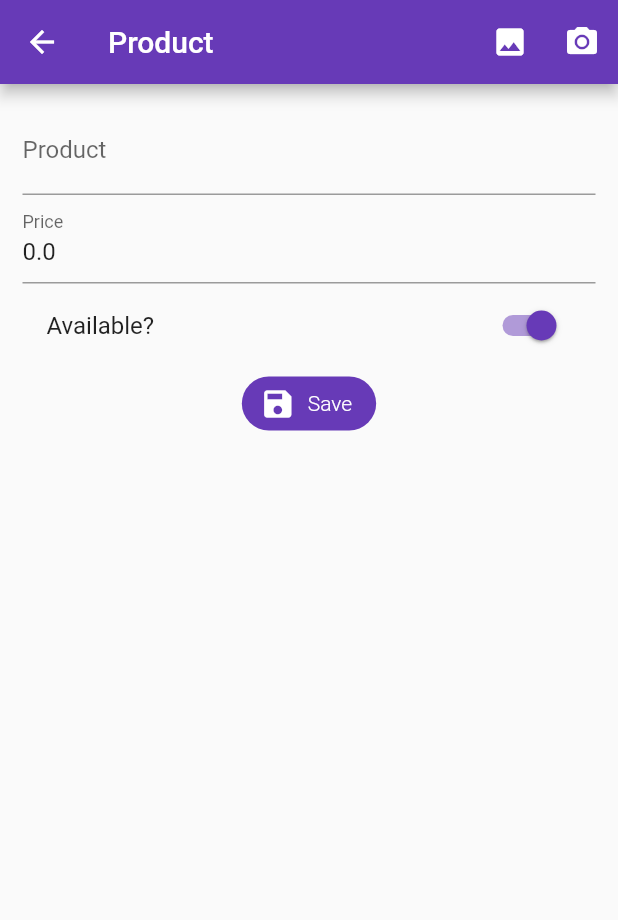
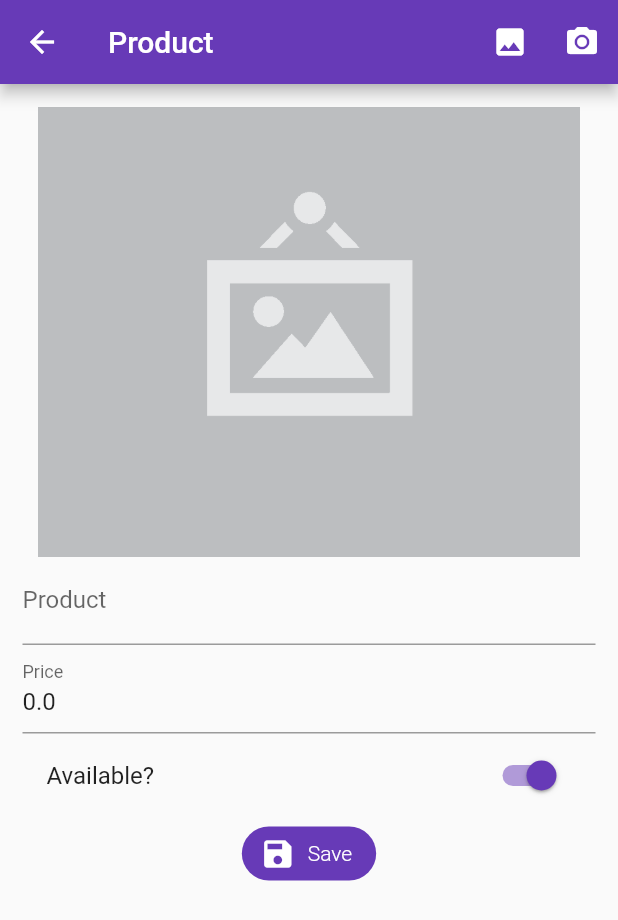
Before and after one commit to JordiDeSanta/LogIn, a Flutter app: the ProductPage screen opened by its route, after a tap on the "photo" icon, on a phone screen of 412 x 824 dp. Shown: the top 920 px of the screen. Run offline on Flutter 3.47's test engine with Material 2 defaults, Android fonts, the phone set to English and light mode, and no system bars; our stand-ins replace image_picker, rxdart; network calls fail.

```diff
--- a/lib/src/pages/product_page.dart
+++ b/lib/src/pages/product_page.dart
@@ -1,4 +1,7 @@
+import 'dart:io';
+
 import 'package:flutter/material.dart';
+import 'package:image_picker/image_picker.dart';
 import 'package:login/src/models/product_model.dart';
 import 'package:login/src/providers/product_provider.dart';
 import 'package:login/src/utils/utils.dart' as utils;
@@ -16,6 +19,7 @@ class _ProductPageState extends State<ProductPage> {
   final productProvider = new ProductsProvider();
 
   bool bSaving = false;
+  File photo;
 
   @override
   Widget build(BuildContext context) {
@@ -31,11 +35,11 @@ class _ProductPageState extends State<ProductPage> {
         actions: [
           IconButton(
             icon: Icon(Icons.photo),
-            onPressed: () {},
+            onPressed: _selectPhoto,
           ),
           IconButton(
             icon: Icon(Icons.camera_alt),
-            onPressed: () {},
+            onPressed: _takePhoto,
           ),
         ],
       ),
@@ -46,6 +50,7 @@ class _ProductPageState extends State<ProductPage> {
             key: formKey,
             child: Column(
               children: [
+                _showPhoto(),
                 _createName(),
                 _createPrice(),
                 _createAvailable(),
@@ -143,4 +148,38 @@ class _ProductPageState extends State<ProductPage> {
 
     scaffoldKey.currentState.showSnackBar(snackbar);
   }
+
+  _showPhoto() {
+    if (product.photoUrl != null) {
+      return FadeInImage(
+        placeholder: AssetImage('assets/jar-loading.gif'),
+        image: NetworkImage(product.photoUrl),
+        height: 300.0,
+        fit: BoxFit.cover,
+      );
+    } else {
+      return (photo == null)
+          ? Image(
+              image: AssetImage('assets/no-image.png'),
+              height: 300,
+              fit: BoxFit.cover,
+            )
+          : Image.file(
+              photo,
+              height: 300,
+              fit: BoxFit.cover,
+            );
+    }
+  }
+
+  _selectPhoto() async {
+    final _photo = await ImagePicker().getImage(source: ImageSource.gallery);
+    photo = File(_photo.path);
+
+    if (photo != null) {}
+
+    setState(() {});
+  }
+
+  _takePhoto() {}
 }
--- a/pubspec.yaml
+++ b/pubspec.yaml
@@ -25,6 +25,7 @@ dependencies:
     sdk: flutter
   rxdart: ^0.26.0
   http: ^0.13.3
+  image_picker: ^0.8.1+1
 
 
   # The following adds the Cupertino Icons font to your application.
@@ -47,9 +48,8 @@ flutter:
   uses-material-design: true
 
   # To add assets to your application, add an assets section, like this:
-  # assets:
-  #   - images/a_dot_burr.jpeg
-  #   - images/a_dot_ham.jpeg
+  assets:
+    - assets/
 
   # An image asset can refer to one or more resolution-specific "variants", see
   # https://flutter.dev/assets-and-images/#resolution-aware.
```
Also changed, not shown: assets/jar-loading.gif (added), assets/no-image.png (added), pubspec.lock, 1 other file.
